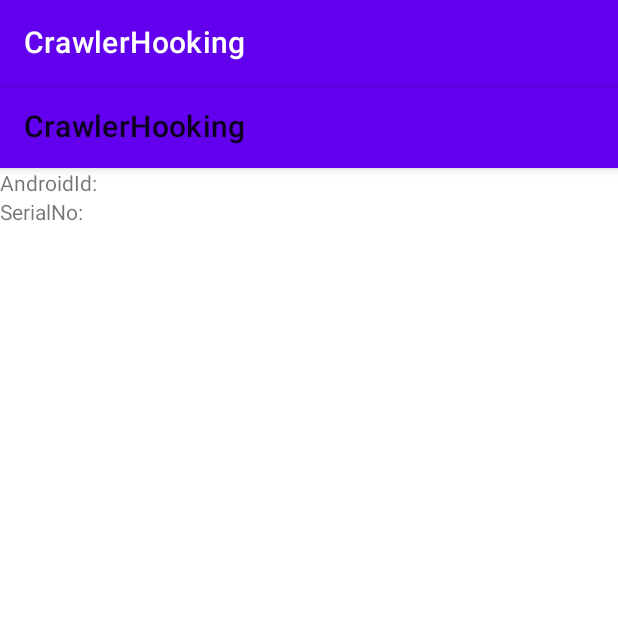
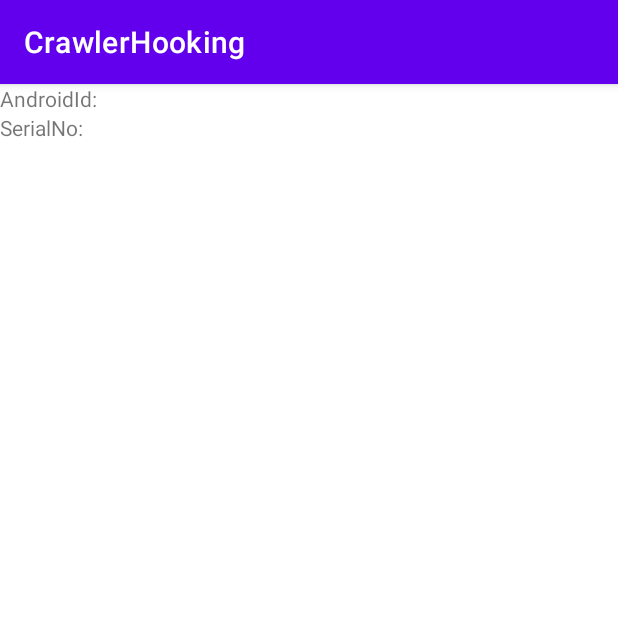
Before and after one commit to lancemone/CrawlerHooking, an Android app: the screen it shows after launch (MainActivity), on a phone screen of 412 x 824 dp, the top half of it. Run offline under Robolectric (Android 15) with nearby library versions, the phone set to English and light mode, and no system bars; libraries missing offline, so code that uses them is left out: com.orhanobut.logger; 1 statement that could not run was skipped.

Commit message:
修改细节

```diff
--- a/app/build.gradle
+++ b/app/build.gradle
@@ -9,7 +9,7 @@ android {
         applicationId "com.more.crawlerhooking"
         minSdk 21
         targetSdk 31
-        versionCode 38
+        versionCode 41
         versionName "1.0.1-${versionCode}"
 
         testInstrumentationRunner "androidx.test.runner.AndroidJUnitRunner"
--- a/app/src/main/java/com/more/crawlerhooking/Common.java
+++ b/app/src/main/java/com/more/crawlerhooking/Common.java
@@ -6,7 +6,7 @@ public class Common {
 
     public static final String SerialNoKey = "serialNo";
 
-//    public static final String CrawlerReportHost = "http://crawler.more.buzz:8688";
+//    public static final String CrawlerReportHost = "http://crawler.more.buzz:8688/";
     public static final String CrawlerReportHost = "http://10.234.72.21:8688/";
 
     public static final String ApiReportRecords = "api/v1/report/records/";
--- a/app/src/main/java/com/more/crawlerhooking/conf/TiktokConfig.java
+++ b/app/src/main/java/com/more/crawlerhooking/conf/TiktokConfig.java
@@ -51,7 +51,7 @@ public class TiktokConfig {
         put("FA7B11A05127", "RW");
         put("HT79V1A00338", "GA");
         // test devices
-        put("HT7BV1A01078", "CD");
+        put("HT7BV1A01078", "TZ");
         put("HT85R1A00680", "ML");
     }};
 
--- a/app/src/main/java/com/more/crawlerhooking/hooking/common/PhoneInfo.java
+++ b/app/src/main/java/com/more/crawlerhooking/hooking/common/PhoneInfo.java
@@ -25,7 +25,6 @@ public class PhoneInfo {
     }
 
     public void Telephony(XC_LoadPackage.LoadPackageParam loadPackageParam) {
-//        String serial = SystemUtils.getInstance().getDeviceSerial(loadPackageParam);
         LogUtils.i("device serial number: " + this.serial);
         String region = null;
         String operatorCode = null;
@@ -53,7 +52,7 @@ public class PhoneInfo {
                                 throws Throwable {
                             // TODO Auto-generated method stub
                             super.afterHookedMethod(param);
-//                            LogUtils.d(TAG, "HookingTelephone result: " + funcName + "->" + value);
+                            LogUtils.d("HookingTelephone result: " + funcName + "->" + value);
                             param.setResult(value);
                         }
 
--- a/app/src/main/java/com/more/crawlerhooking/hooking/tiktok/FeedVideo.java
+++ b/app/src/main/java/com/more/crawlerhooking/hooking/tiktok/FeedVideo.java
@@ -22,8 +22,8 @@ import de.robv.android.xposed.callbacks.XC_LoadPackage;
 
 public class FeedVideo {
 
-    private final String TAG = "FeedVideo";
     private String serial = null;
+    private final String taskTurn = "hooking-tt-1";
     private static final List<String> InstanceHash = new ArrayList<>();
     private final Gson gson = new GsonBuilder().serializeNulls().create();
 
@@ -109,7 +109,7 @@ public class FeedVideo {
         // device country
         Class<?> deviceRegisterManager = XposedHelpers.findClass("com.ss.android.ugc.aweme.ak.d", param.thisObject.getClass().getClassLoader());
         String deviceCountry = (String) XposedHelpers.callStaticMethod(deviceRegisterManager, "i");;
-        ReportDataBean reportDataBean = new ReportDataBean(this.serial, aid, deviceCountry, awemeType, originDataBean);
+        ReportDataBean reportDataBean = new ReportDataBean(this.serial, aid, taskTurn, deviceCountry, awemeType, originDataBean);
         int hashcode = aid.hashCode();
         AwemeReportBean awemeReportBean = new AwemeReportBean(reportDataBean, hashcode);
         LogUtils.i("start upload aweme: " + aid);
--- a/app/src/main/java/com/more/crawlerhooking/http/HttpRequest.java
+++ b/app/src/main/java/com/more/crawlerhooking/http/HttpRequest.java
@@ -1,5 +1,8 @@
 package com.more.crawlerhooking.http;
 
+import android.os.Build;
+
+import com.more.crawlerhooking.BuildConfig;
 import com.more.crawlerhooking.Common;
 import com.more.crawlerhooking.http.beans.tiktok.AwemeReportBean;
 import com.more.crawlerhooking.http.okhttp.OkHttpException;
@@ -18,7 +21,7 @@ public class HttpRequest {
         }
         String url = Common.CrawlerReportHost + Common.ApiReportRecords;
         Map<String, String> headers = new HashMap<String, String>();
-        headers.put("content-type", "application/json");
+        headers.put("version", BuildConfig.VERSION_NAME);
         RequestMode.postRequestWithJson(url, reportBean, headers, new ResponseCallback() {
             @Override
             public void onSuccess(Object response) {
--- a/app/src/main/java/com/more/crawlerhooking/http/okhttp/CommonRequestHelper.java
+++ b/app/src/main/java/com/more/crawlerhooking/http/okhttp/CommonRequestHelper.java
@@ -61,11 +61,12 @@ public class CommonRequestHelper {
 
     public static Request createPostRequestWithJson(String url, String jsonBody, Map<String, String> headers){
         Headers.Builder mHeadersBuilder = new Headers.Builder();
+        if (headers.isEmpty())
         for (Map.Entry<String, String> entry : headers.entrySet()) {
             mHeadersBuilder.add(entry.getKey(), entry.getValue());
         }
         Headers mHeaders = mHeadersBuilder.build();
-        RequestBody requestBody = RequestBody.create(jsonBody, MediaType.parse("application/json; charset=utf-8"));
+        RequestBody requestBody = RequestBody.create(jsonBody, MediaType.parse("application/json"));
         return new Request.Builder()
                 .url(url)
                 .headers(mHeaders)
--- a/app/src/main/res/layout/activity_main.xml
+++ b/app/src/main/res/layout/activity_main.xml
@@ -6,17 +6,18 @@
     android:layout_height="match_parent"
     tools:context=".ui.MainActivity">
 
-    <com.google.android.material.appbar.AppBarLayout
-        android:id="@+id/main_appbar"
-        android:layout_width="match_parent"
-        android:layout_height="wrap_content"
-        tools:ignore="MissingConstraints">
+<!--    <com.google.android.material.appbar.AppBarLayout-->
+<!--        android:id="@+id/main_appbar"-->
+<!--        android:layout_width="match_parent"-->
+<!--        android:layout_height="wrap_content"-->
+<!--        tools:ignore="MissingConstraints">-->
 
-        <androidx.appcompat.widget.Toolbar
-            android:layout_width="match_parent"
-            android:layout_height="match_parent"
-            app:title="@string/app_name" />
-    </com.google.android.material.appbar.AppBarLayout>
+<!--        <androidx.appcompat.widget.Toolbar-->
+<!--            android:id="@+id/main_toolbar"-->
+<!--            android:layout_width="match_parent"-->
+<!--            android:layout_height="match_parent"-->
+<!--            app:title="@string/app_name" />-->
+<!--    </com.google.android.material.appbar.AppBarLayout>-->
 
     <LinearLayout
         android:id="@+id/main_android_id"
@@ -25,7 +26,6 @@
         android:orientation="horizontal"
         app:layout_constraintStart_toStartOf="parent"
         app:layout_constraintEnd_toEndOf="parent"
-        app:layout_constraintTop_toBottomOf="@+id/main_appbar"
         tools:ignore="MissingConstraints"
         tools:visibility="visible">
 
```
Also changed, not shown: app/src/main/java/com/more/crawlerhooking/http/beans/tiktok/AwemeReportBean.java (+6 -1 lines), app/src/main/java/com/more/crawlerhooking/http/okhttp/RequestLogInterceptor.java (+10 -13 lines), app/src/main/java/com/more/crawlerhooking/ui/MainActivity.java (+2 -6 lines).
